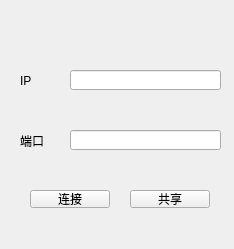
Before: the Qt Designer form widget.ui in Mushiyuqi/RemoteControl, drawn with Qt 5.
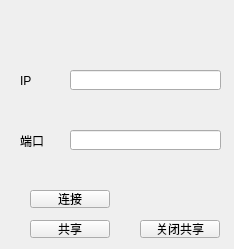
After: the same form once the commit is applied.

The edit to the form file:
```diff
--- a/widget.ui
+++ b/widget.ui
@@ -29,8 +29,8 @@
   <widget class="QPushButton" name="shareBtn">
    <property name="geometry">
     <rect>
-     <x>130</x>
-     <y>190</y>
+     <x>30</x>
+     <y>220</y>
      <width>80</width>
      <height>18</height>
     </rect>
@@ -85,6 +85,19 @@
     </rect>
    </property>
   </widget>
+  <widget class="QPushButton" name="closeShareBtn">
+   <property name="geometry">
+    <rect>
+     <x>140</x>
+     <y>220</y>
+     <width>80</width>
+     <height>18</height>
+    </rect>
+   </property>
+   <property name="text">
+    <string>关闭共享</string>
+   </property>
+  </widget>
  </widget>
  <resources/>
  <connections/>
```
